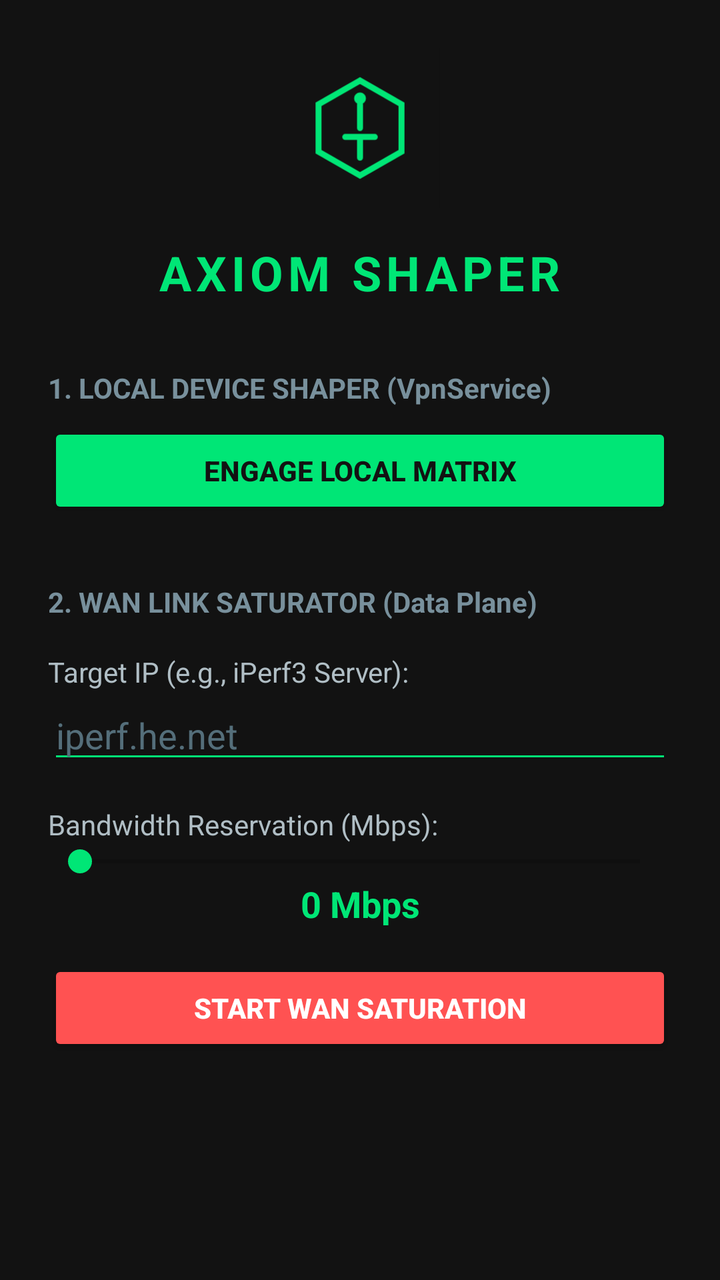
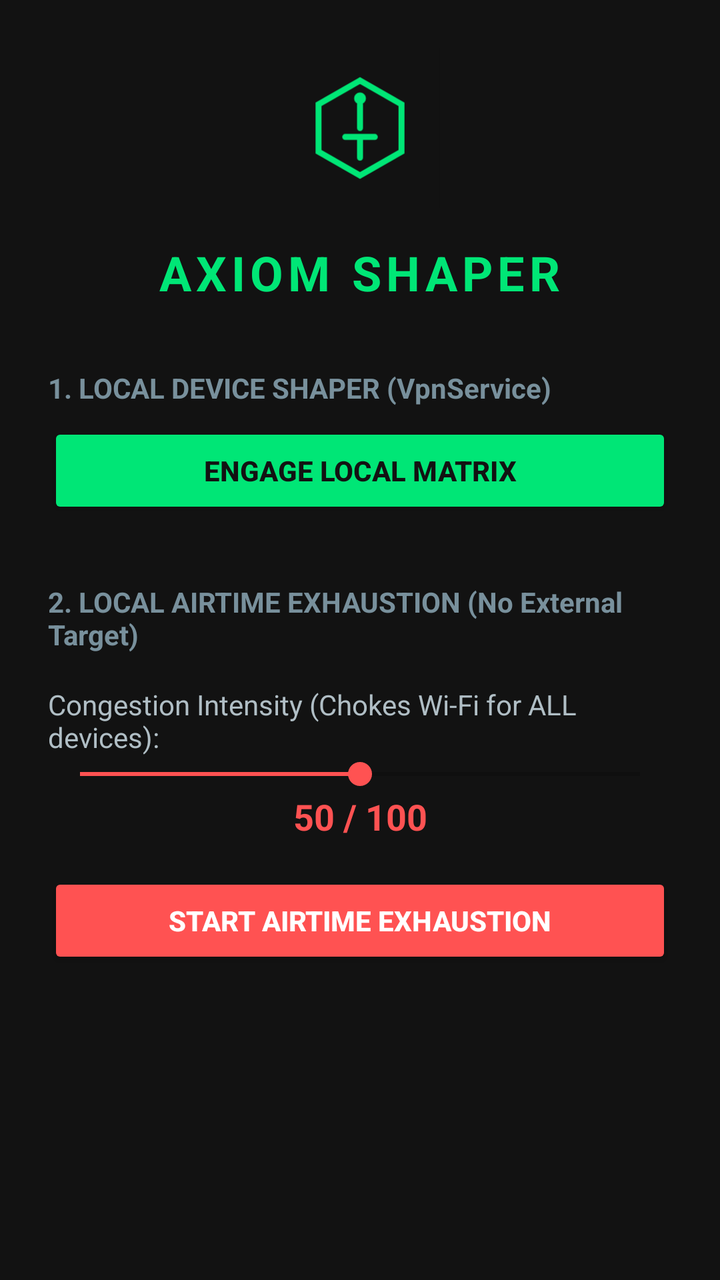

The first picture is an Android layout as it rendered before a commit; the second is the same layout after the commit. The layout source and the unified diff follow.
<!-- AndroidManifest.xml: application theme Theme.AppCompat.Light.NoActionBar -->
<!-- res/layout/activity_main.xml -->
<?xml version="1.0" encoding="utf-8"?>
<ScrollView xmlns:android="http://schemas.android.com/apk/res/android"
    android:layout_width="match_parent" android:layout_height="match_parent"
    android:background="#121212" android:padding="24dp">
    <LinearLayout android:layout_width="match_parent" android:layout_height="wrap_content"
        android:gravity="center_horizontal" android:orientation="vertical">
        <ImageView android:layout_width="80dp" android:layout_height="80dp"
            android:src="@drawable/ic_axiom_logo" android:contentDescription="Axiom Logo" />
        <TextView android:layout_width="wrap_content" android:layout_height="wrap_content"
            android:layout_marginTop="16dp" android:text="AXIOM SHAPER"
            android:textColor="#00E676" android:textSize="24sp" android:textStyle="bold" android:letterSpacing="0.1" />
        <TextView android:layout_width="match_parent" android:layout_height="wrap_content"
            android:layout_marginTop="32dp" android:text="1. LOCAL DEVICE SHAPER (VpnService)"
            android:textColor="#78909C" android:textSize="14sp" android:textStyle="bold" />
        <Button android:id="@+id/btn_toggle_tun" android:layout_width="match_parent"
            android:layout_height="wrap_content" android:layout_marginTop="8dp"
            android:backgroundTint="#00E676" android:text="ENGAGE LOCAL MATRIX"
            android:textColor="#121212" android:textStyle="bold" />
        <TextView android:layout_width="match_parent" android:layout_height="wrap_content"
            android:layout_marginTop="32dp" android:text="2. WAN LINK SATURATOR (Data Plane)"
            android:textColor="#78909C" android:textSize="14sp" android:textStyle="bold" />
        <TextView android:layout_width="match_parent" android:layout_height="wrap_content"
            android:text="Target IP (e.g., iPerf3 Server):" android:textColor="#B0BEC5" android:layout_marginTop="16dp"/>
        <EditText android:id="@+id/et_target_ip" android:layout_width="match_parent"
            android:layout_height="wrap_content" android:hint="iperf.he.net"
            android:textColor="#FFFFFF" android:textColorHint="#546E7A"
            android:inputType="text" android:backgroundTint="#00E676"/>
        <TextView android:layout_width="match_parent" android:layout_height="wrap_content"
            android:text="Bandwidth Reservation (Mbps):" android:textColor="#B0BEC5" android:layout_marginTop="16dp"/>
        <SeekBar android:id="@+id/sb_bandwidth" android:layout_width="match_parent"
            android:layout_height="wrap_content" android:max="100" android:progress="0"
            android:progressTint="#00E676" android:thumbTint="#00E676"/>
        <TextView android:id="@+id/tv_slider_value" android:layout_width="match_parent"
            android:layout_height="wrap_content" android:text="0 Mbps"
            android:textColor="#00E676" android:textSize="18sp" android:textStyle="bold" android:gravity="center"/>
        <Button android:id="@+id/btn_toggle_wan" android:layout_width="match_parent"
            android:layout_height="wrap_content" android:layout_marginTop="16dp"
            android:backgroundTint="#FF5252" android:text="START WAN SATURATION"
            android:textColor="#FFFFFF" android:textStyle="bold" />
    </LinearLayout>
</ScrollView>
<!-- resources referenced by this layout -->
<resources>
  <!-- drawable ic_axiom_logo (drawable) -->
  <vector xmlns:android="http://schemas.android.com/apk/res/android"
      android:width="108dp" android:height="108dp" android:viewportWidth="108" android:viewportHeight="108">
      <path android:fillColor="#121212" android:pathData="M0,0h108v108h-108z"/>
      <path android:fillColor="#00000000" android:strokeWidth="4" android:strokeColor="#00E676"
          android:pathData="M54,22 L82,38 L82,70 L54,86 L26,70 L26,38 Z"/>
      <path android:fillColor="#00000000" android:strokeWidth="4" android:strokeColor="#00E676"
          android:strokeLineCap="round" android:pathData="M54,38 L54,54 M44,60 L64,60 M54,60 L54,74"/>
      <path android:fillColor="#00E676" android:pathData="M54,34m-4,0a4,4 0,1 1,8 0a4,4 0,1 1,-8 0"/>
  </vector>
</resources>

<!-- the commit's change to res/layout/activity_main.xml (unified diff, before → after) -->
@@ -9,6 +9,7 @@
         <TextView android:layout_width="wrap_content" android:layout_height="wrap_content"
             android:layout_marginTop="16dp" android:text="AXIOM SHAPER"
             android:textColor="#00E676" android:textSize="24sp" android:textStyle="bold" android:letterSpacing="0.1" />
+            
         <TextView android:layout_width="match_parent" android:layout_height="wrap_content"
             android:layout_marginTop="32dp" android:text="1. LOCAL DEVICE SHAPER (VpnService)"
             android:textColor="#78909C" android:textSize="14sp" android:textStyle="bold" />
@@ -16,26 +17,22 @@
             android:layout_height="wrap_content" android:layout_marginTop="8dp"
             android:backgroundTint="#00E676" android:text="ENGAGE LOCAL MATRIX"
             android:textColor="#121212" android:textStyle="bold" />
+            
         <TextView android:layout_width="match_parent" android:layout_height="wrap_content"
-            android:layout_marginTop="32dp" android:text="2. WAN LINK SATURATOR (Data Plane)"
+            android:layout_marginTop="32dp" android:text="2. LOCAL AIRTIME EXHAUSTION (No External Target)"
             android:textColor="#78909C" android:textSize="14sp" android:textStyle="bold" />
         <TextView android:layout_width="match_parent" android:layout_height="wrap_content"
-            android:text="Target IP (e.g., iPerf3 Server):" android:textColor="#B0BEC5" android:layout_marginTop="16dp"/>
-        <EditText android:id="@+id/et_target_ip" android:layout_width="match_parent"
-            android:layout_height="wrap_content" android:hint="iperf.he.net"
-            android:textColor="#FFFFFF" android:textColorHint="#546E7A"
-            android:inputType="text" android:backgroundTint="#00E676"/>
-        <TextView android:layout_width="match_parent" android:layout_height="wrap_content"
-            android:text="Bandwidth Reservation (Mbps):" android:textColor="#B0BEC5" android:layout_marginTop="16dp"/>
-        <SeekBar android:id="@+id/sb_bandwidth" android:layout_width="match_parent"
-            android:layout_height="wrap_content" android:max="100" android:progress="0"
-            android:progressTint="#00E676" android:thumbTint="#00E676"/>
-        <TextView android:id="@+id/tv_slider_value" android:layout_width="match_parent"
-            android:layout_height="wrap_content" android:text="0 Mbps"
-            android:textColor="#00E676" android:textSize="18sp" android:textStyle="bold" android:gravity="center"/>
-        <Button android:id="@+id/btn_toggle_wan" android:layout_width="match_parent"
+            android:text="Congestion Intensity (Chokes Wi-Fi for ALL devices):" 
+            android:textColor="#B0BEC5" android:layout_marginTop="16dp"/>
+        <SeekBar android:id="@+id/sb_intensity" android:layout_width="match_parent"
+            android:layout_height="wrap_content" android:max="100" android:progress="50"
+            android:progressTint="#FF5252" android:thumbTint="#FF5252"/>
+        <TextView android:id="@+id/tv_intensity_value" android:layout_width="match_parent"
+            android:layout_height="wrap_content" android:text="50 / 100"
+            android:textColor="#FF5252" android:textSize="18sp" android:textStyle="bold" android:gravity="center"/>
+        <Button android:id="@+id/btn_toggle_airtime" android:layout_width="match_parent"
             android:layout_height="wrap_content" android:layout_marginTop="16dp"
-            android:backgroundTint="#FF5252" android:text="START WAN SATURATION"
+            android:backgroundTint="#FF5252" android:text="START AIRTIME EXHAUSTION"
             android:textColor="#FFFFFF" android:textStyle="bold" />
     </LinearLayout>
 </ScrollView>
